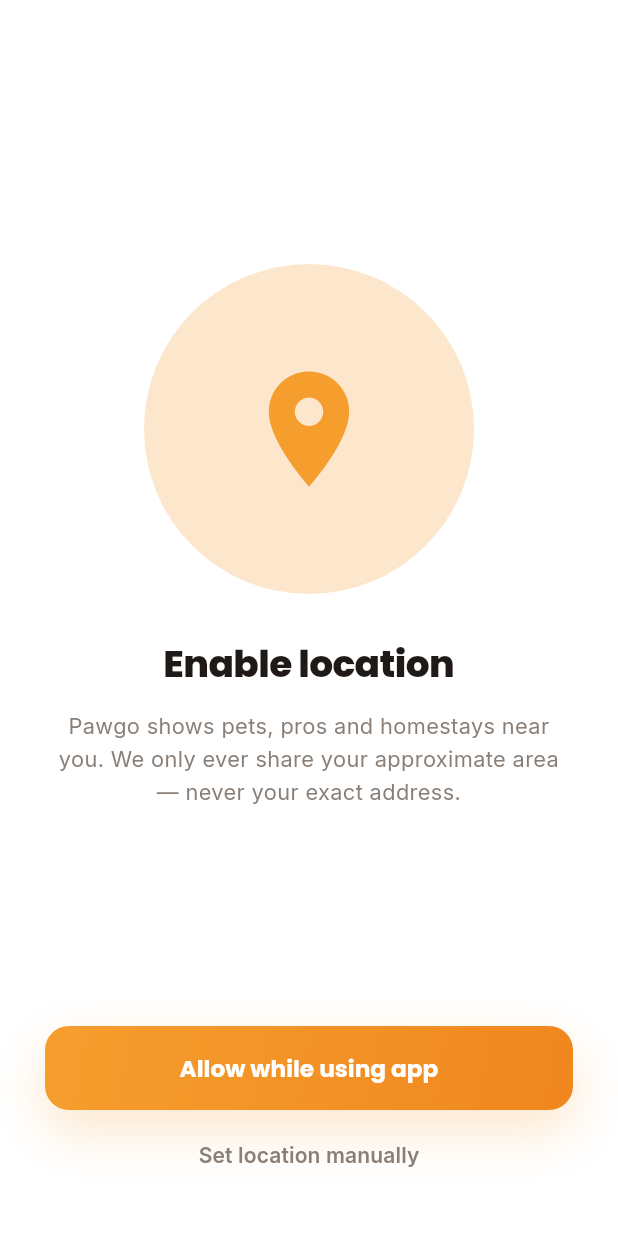
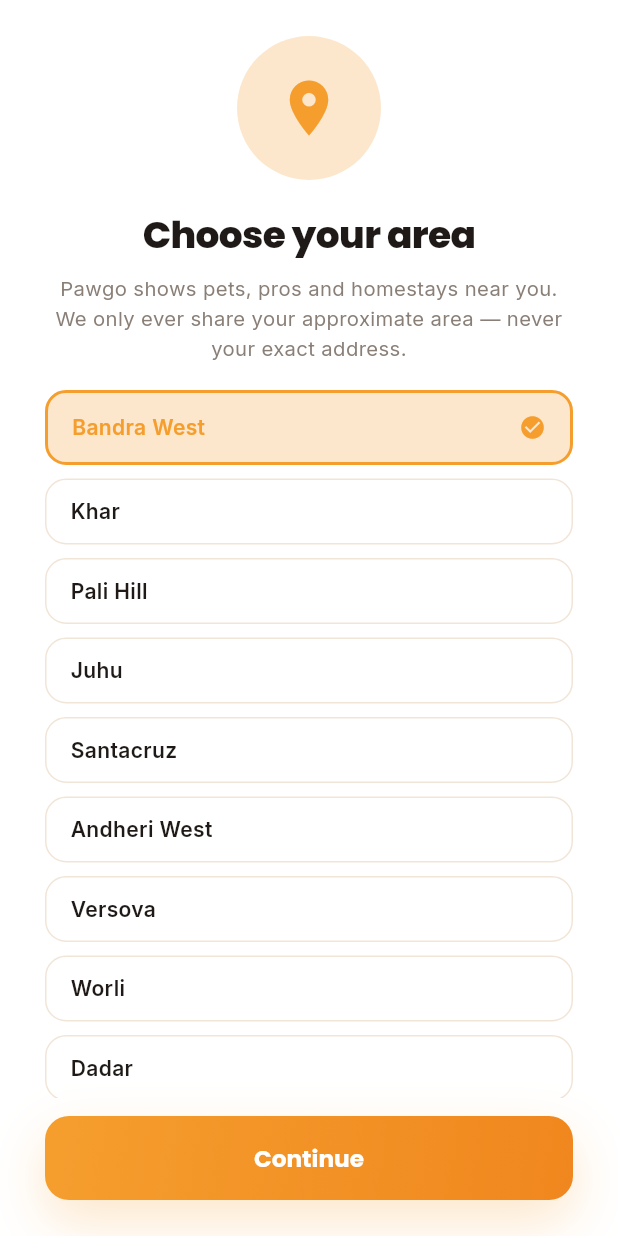
Before and after one commit to Akshit-1201/Pet-Aggregator-App, a Flutter app: the LocationScreen screen opened by its route, on a phone screen of 412 x 824 dp. Run offline on Flutter 3.47's test engine with Material 3 defaults, Android fonts, the light colour scheme and no system bars; our stand-ins replace cloud_firestore, firebase_auth, firebase_core, firebase_storage, flutter_riverpod, go_router and 3 more; accounts and stored records are empty.

Commit message:
feat: LocationScreen becomes a real area picker (persists the chosen area)

```diff
--- a/lib/features/auth/location_screen.dart
+++ b/lib/features/auth/location_screen.dart
@@ -1,47 +1,79 @@
 import 'package:flutter/material.dart';
 import 'package:flutter_riverpod/flutter_riverpod.dart';
 import 'package:go_router/go_router.dart';
+import '../../core/maps/area_geo.dart';
 import '../../core/router/routes.dart';
 import '../../core/theme/app_colors.dart';
 import '../../core/theme/app_typography.dart';
 import '../../core/widgets/pg_buttons.dart';
 import '../../data/repositories/providers.dart';
 
-class LocationScreen extends ConsumerWidget {
+class LocationScreen extends ConsumerStatefulWidget {
   const LocationScreen({super.key});
+  @override
+  ConsumerState<LocationScreen> createState() => _LocationScreenState();
+}
 
-  Future<void> _continue(WidgetRef ref, BuildContext context) async {
+class _LocationScreenState extends ConsumerState<LocationScreen> {
+  String _selected = fallbackArea;
+  bool _saving = false;
+
+  Future<void> _continue() async {
     final uid = ref.read(authRepositoryProvider).currentUser?.uid;
-    if (uid != null) {
-      await ref.read(userRepositoryProvider).updateArea(uid, 'Bandra West');
-    }
-    if (context.mounted) context.go(Routes.createPet);
+    if (uid == null || _saving) return;
+    setState(() => _saving = true);
+    await ref.read(userRepositoryProvider).updateArea(uid, _selected);
+    if (mounted) context.go(Routes.createPet);
   }
 
   @override
-  Widget build(BuildContext context, WidgetRef ref) {
+  Widget build(BuildContext context) {
     final c = context.pg;
     return Scaffold(
       backgroundColor: c.surface,
       body: SafeArea(
         child: Padding(
-          padding: const EdgeInsets.fromLTRB(30, 30, 30, 30),
-          child: Column(children: [
-            const Spacer(),
-            Container(width: 220, height: 220, alignment: Alignment.center,
+          padding: const EdgeInsets.fromLTRB(30, 24, 30, 24),
+          child: Column(crossAxisAlignment: CrossAxisAlignment.stretch, children: [
+            Center(child: Container(
+              width: 96, height: 96, alignment: Alignment.center,
               decoration: BoxDecoration(color: c.brandSoft, shape: BoxShape.circle),
-              child: Icon(Icons.location_on, size: 92, color: c.brand)),
-            const SizedBox(height: 28),
-            Text('Enable location', style: PgText.poppins(25, FontWeight.w800, color: c.text, ls: -0.4)),
-            const SizedBox(height: 12),
+              child: Icon(Icons.location_on, size: 44, color: c.brand))),
+            const SizedBox(height: 18),
+            Text('Choose your area', textAlign: TextAlign.center,
+              style: PgText.poppins(25, FontWeight.w800, color: c.text, ls: -0.4)),
+            const SizedBox(height: 8),
             Text(
               'Pawgo shows pets, pros and homestays near you. We only ever share your approximate area — never your exact address.',
               textAlign: TextAlign.center,
-              style: PgText.inter(14.5, FontWeight.w400, color: c.muted, height: 1.55)),
-            const Spacer(),
-            PgPrimaryButton(label: 'Allow while using app', onPressed: () => _continue(ref, context)),
-            const SizedBox(height: 6),
-            PgGhostButton(label: 'Set location manually', onPressed: () => _continue(ref, context)),
+              style: PgText.inter(13.5, FontWeight.w400, color: c.muted, height: 1.5)),
+            const SizedBox(height: 18),
+            Expanded(child: ListView(children: [
+              for (final area in areaNames)
+                GestureDetector(
+                  onTap: () => setState(() => _selected = area),
+                  child: Container(
+                    margin: const EdgeInsets.only(bottom: 9),
+                    padding: const EdgeInsets.symmetric(horizontal: 16, vertical: 14),
+                    decoration: BoxDecoration(
+                      color: _selected == area ? c.brandSoft : null,
+                      border: Border.all(
+                        color: _selected == area ? c.brand : c.border,
+                        width: _selected == area ? 2 : 1),
+                      borderRadius: BorderRadius.circular(14)),
+                    child: Row(children: [
+                      Expanded(child: Text(area,
+                        style: PgText.inter(14, FontWeight.w600,
+                          color: _selected == area ? c.brand : c.text))),
+                      if (_selected == area) Icon(Icons.check_circle, size: 18, color: c.brand),
+                    ]),
+                  ),
+                ),
+            ])),
+            const SizedBox(height: 12),
+            PgPrimaryButton(
+              label: _saving ? 'Saving…' : 'Continue',
+              onPressed: _saving ? () {} : _continue),
           ]),
         ),
       ),
```
Also changed, not shown: 2 other files.
